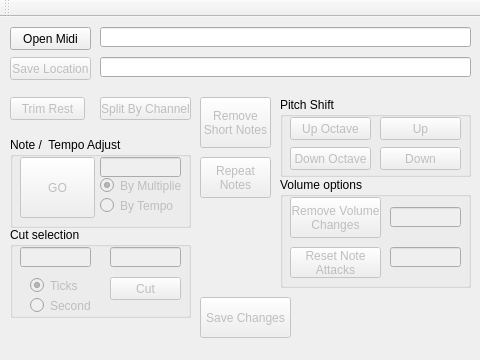
This is midiqtool.ui in Haaglar/MidiQTool as Qt 5 draws it before an edit. The edited form follows.
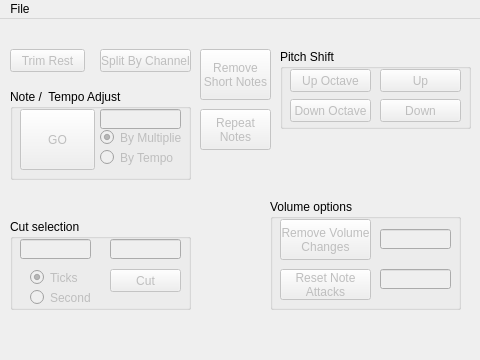
This is the edited form.

Commit message: Opening and saving now done through Menu

The edit to the form file:
```diff
--- a/midiqtool.ui
+++ b/midiqtool.ui
@@ -32,61 +32,6 @@
    <string>MidiQTool</string>
   </property>
   <widget class="QWidget" name="centralWidget">
-   <widget class="QPushButton" name="pushButtonOpenMidi">
-    <property name="geometry">
-     <rect>
-      <x>10</x>
-      <y>10</y>
-      <width>81</width>
-      <height>23</height>
-     </rect>
-    </property>
-    <property name="text">
-     <string>Open Midi</string>
-    </property>
-   </widget>
-   <widget class="QLineEdit" name="lineEditFile">
-    <property name="geometry">
-     <rect>
-      <x>100</x>
-      <y>10</y>
-      <width>371</width>
-      <height>20</height>
-     </rect>
-    </property>
-    <property name="readOnly">
-     <bool>true</bool>
-    </property>
-   </widget>
-   <widget class="QPushButton" name="pushButtonSaveLocation">
-    <property name="enabled">
-     <bool>false</bool>
-    </property>
-    <property name="geometry">
-     <rect>
-      <x>10</x>
-      <y>40</y>
-      <width>81</width>
-      <height>23</height>
-     </rect>
-    </property>
-    <property name="text">
-     <string>Save Location</string>
-    </property>
-   </widget>
-   <widget class="QLineEdit" name="lineEditSaveLoc">
-    <property name="geometry">
-     <rect>
-      <x>100</x>
-      <y>40</y>
-      <width>371</width>
-      <height>20</height>
-     </rect>
-    </property>
-    <property name="readOnly">
-     <bool>true</bool>
-    </property>
-   </widget>
    <widget class="QPushButton" name="pushButtonTrimRest">
     <property name="enabled">
      <bool>false</bool>
@@ -94,7 +39,7 @@
     <property name="geometry">
      <rect>
       <x>10</x>
-      <y>80</y>
+      <y>30</y>
       <width>75</width>
       <height>23</height>
      </rect>
@@ -103,27 +48,11 @@
      <string>Trim Rest</string>
     </property>
    </widget>
-   <widget class="QPushButton" name="pushButtonSave">
-    <property name="enabled">
-     <bool>false</bool>
-    </property>
-    <property name="geometry">
-     <rect>
-      <x>200</x>
-      <y>280</y>
-      <width>91</width>
-      <height>41</height>
-     </rect>
-    </property>
-    <property name="text">
-     <string>Save Changes</string>
-    </property>
-   </widget>
    <widget class="QGroupBox" name="groupBoxPitch">
     <property name="geometry">
      <rect>
       <x>280</x>
-      <y>80</y>
+      <y>30</y>
       <width>191</width>
       <height>80</height>
      </rect>
@@ -200,7 +129,7 @@
     <property name="geometry">
      <rect>
       <x>10</x>
-      <y>120</y>
+      <y>70</y>
       <width>181</width>
       <height>91</height>
      </rect>
@@ -289,7 +218,7 @@
     <property name="geometry">
      <rect>
       <x>100</x>
-      <y>80</y>
+      <y>30</y>
       <width>91</width>
       <height>23</height>
      </rect>
@@ -302,7 +231,7 @@
     <property name="geometry">
      <rect>
       <x>10</x>
-      <y>210</y>
+      <y>200</y>
       <width>181</width>
       <height>91</height>
      </rect>
@@ -397,8 +326,8 @@
    <widget class="QGroupBox" name="groupBox_3">
     <property name="geometry">
      <rect>
-      <x>280</x>
-      <y>160</y>
+      <x>270</x>
+      <y>180</y>
       <width>191</width>
       <height>111</height>
      </rect>
@@ -474,7 +403,7 @@
     <property name="geometry">
      <rect>
       <x>200</x>
-      <y>80</y>
+      <y>30</y>
       <width>71</width>
       <height>51</height>
      </rect>
@@ -491,7 +420,7 @@
     <property name="geometry">
      <rect>
       <x>200</x>
-      <y>140</y>
+      <y>90</y>
       <width>71</width>
       <height>41</height>
      </rect>
@@ -524,14 +453,16 @@
      <height>21</height>
     </rect>
    </property>
-  </widget>
-  <widget class="QToolBar" name="mainToolBar">
-   <attribute name="toolBarArea">
-    <enum>TopToolBarArea</enum>
-   </attribute>
-   <attribute name="toolBarBreak">
-    <bool>false</bool>
-   </attribute>
+   <widget class="QMenu" name="menuFile">
+    <property name="title">
+     <string>File</string>
+    </property>
+    <addaction name="actionOpen"/>
+    <addaction name="actionSave"/>
+    <addaction name="separator"/>
+    <addaction name="actionExit"/>
+   </widget>
+   <addaction name="menuFile"/>
   </widget>
   <widget class="QStatusBar" name="statusBar">
    <property name="sizeGripEnabled">
```
Left out of the diff: 23 changed lines with no effect on the pictures. The commit also changes 2 other files.
